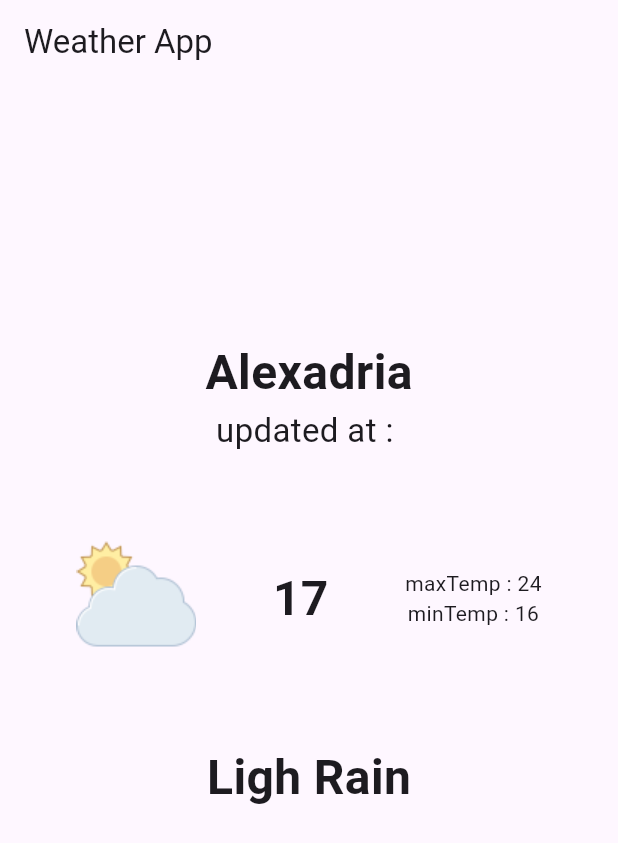
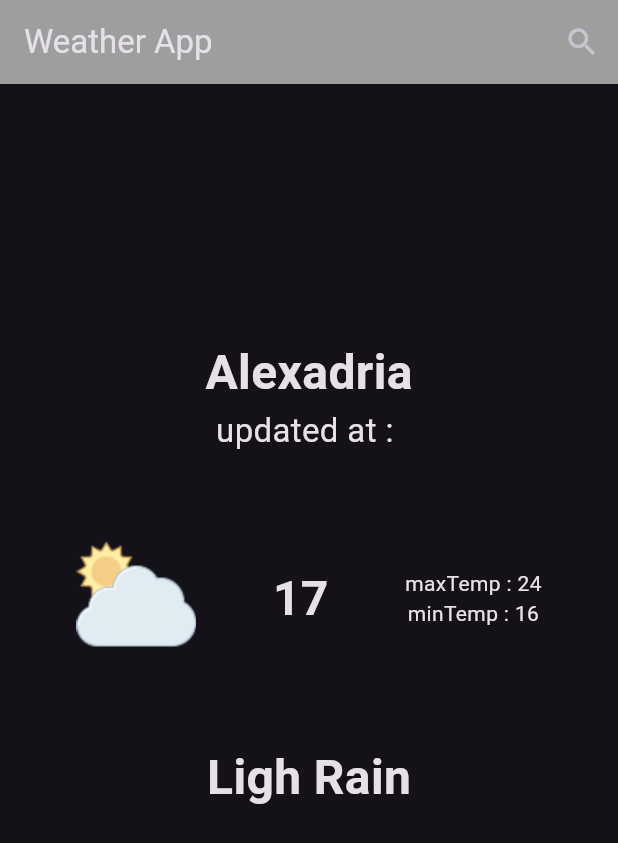
Before and after one commit to jalalsowat/project_weather_app_flutter, a Flutter app: the screen it shows after launch, on a phone screen of 412 x 824 dp. Shown: the top 843 px of the screen. Run offline on Flutter 3.47's test engine with Material 3 defaults, Android fonts, the phone set to English and light mode, and no system bars.

```diff
--- a/lib/Views/home_view.dart
+++ b/lib/Views/home_view.dart
@@ -1,4 +1,5 @@
 import 'package:flutter/material.dart';
+import 'package:weather_app/Views/search_view.dart';
 import 'package:weather_app/Widgets/weather_info_body.dart';
 
 class HomeView extends StatelessWidget {
@@ -9,6 +10,21 @@ class HomeView extends StatelessWidget {
     return Scaffold(
       appBar: AppBar(
         title: const Text("Weather App"),
+        backgroundColor: Colors.grey,
+        actions: [
+          IconButton(
+            onPressed: () {
+              Navigator.of(context).push(
+                MaterialPageRoute(
+                  builder: (context) {
+                    return const SearchView();
+                  },
+                ),
+              );
+            },
+            icon: const Icon(Icons.search),
+          )
+        ],
       ),
       body: const WeatherInfoBody(),
     );
--- a/lib/main.dart
+++ b/lib/main.dart
@@ -11,9 +11,10 @@ class MyApp extends StatelessWidget {
   // This widget is the root of your application.
   @override
   Widget build(BuildContext context) {
-    return const MaterialApp(
+    return MaterialApp(
+      theme: ThemeData.dark(),
       debugShowCheckedModeBanner: false,
-      home: HomeView(),
+      home: const HomeView(),
     );
   }
 }
```
Also changed, not shown: lib/Views/search_view.dart (added, +14 -0 lines).
